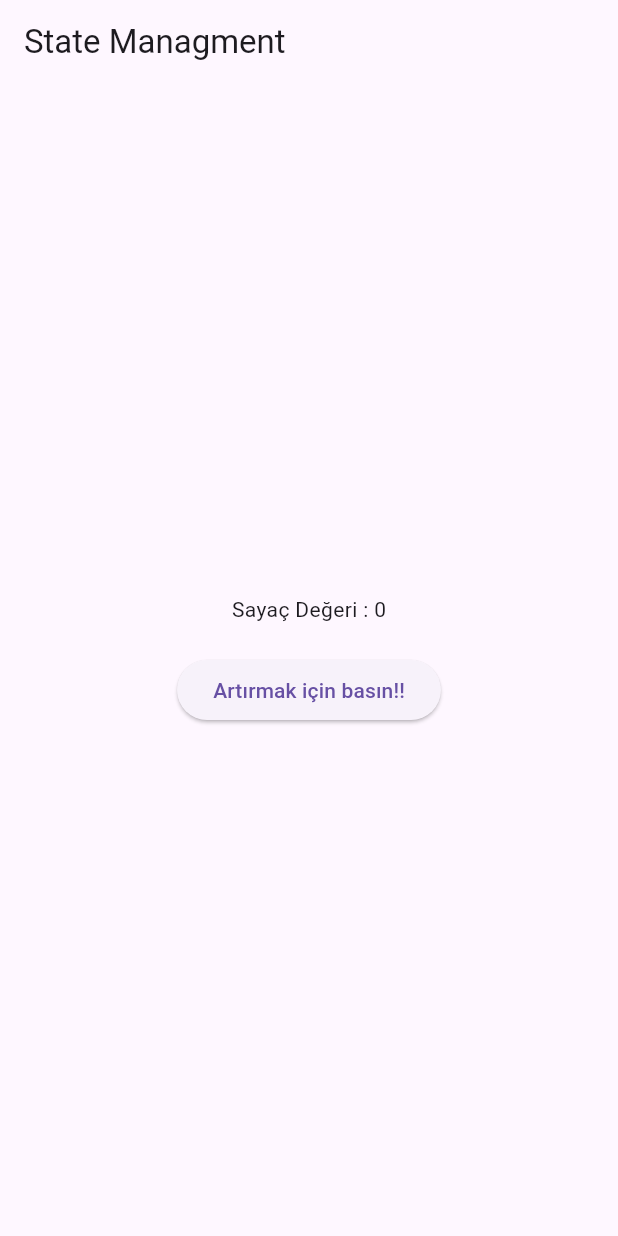
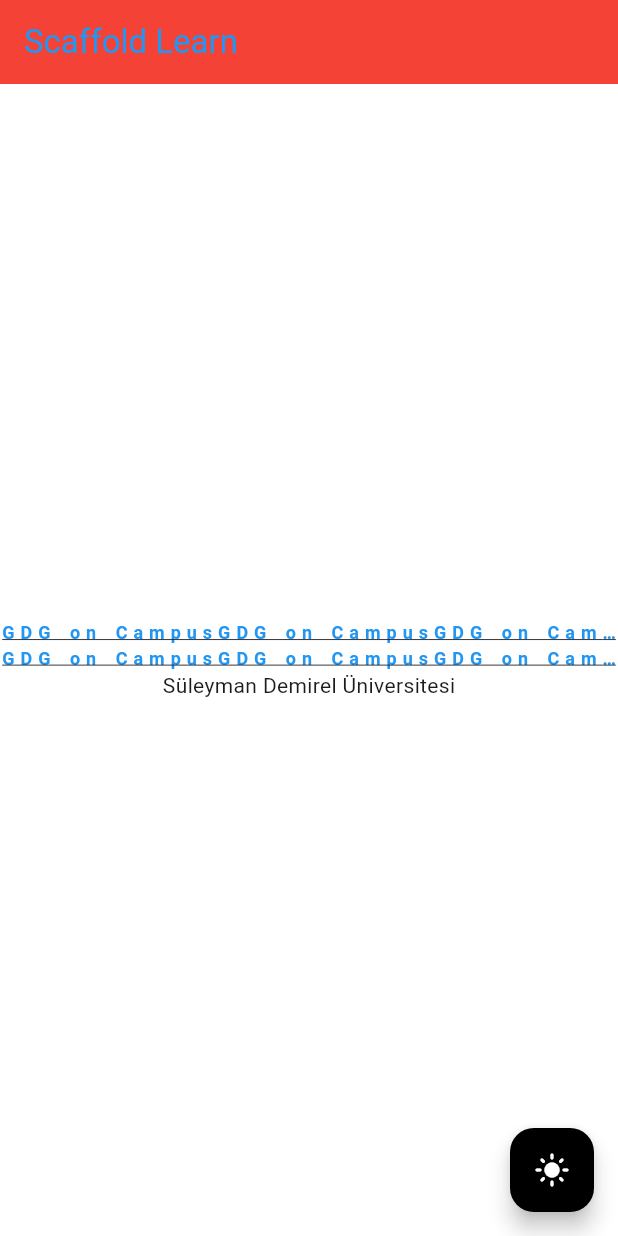
Before and after one commit to Omerylmz00/flutter_team, a Flutter app: the screen it shows after launch, on a phone screen of 412 x 824 dp. Run offline on Flutter 3.47's test engine with Material 3 defaults, Android fonts, the phone set to English and light mode, and no system bars.

Commit message:
4.video Kodları(6 Aralık)

```diff
--- /dev/null
+++ b/lib/101/scaffold_learn.dart
@@ -0,0 +1,77 @@
+import 'package:flutter/material.dart';
+
+class ScaffoldLearn extends StatefulWidget {
+  const ScaffoldLearn({super.key});
+
+  @override
+  State<ScaffoldLearn> createState() => _ScaffoldLearnState();
+}
+
+class _ScaffoldLearnState extends State<ScaffoldLearn> {
+  bool isDarkMode = false; // Temel Durum : Açık Mod
+
+  void changeColors(){
+    setState(() {
+      isDarkMode = !isDarkMode;
+    });
+  }
+  @override
+  Widget build(BuildContext context) {
+    return Scaffold(
+      backgroundColor: isDarkMode ? Colors.black : Colors.white,
+      appBar: AppBar(
+        title: Text(
+            'Scaffold Learn',
+            style: TextStyle(
+              color: isDarkMode ? Colors.white : Colors.blue,
+            ),
+        ),
+        backgroundColor: isDarkMode ? Colors.black : Colors.red,
+      ),
+      body:  Center(
+        child: Column(
+          mainAxisAlignment: MainAxisAlignment.center,
+          children: [
+            Text(
+                'GDG on CampusGDG on CampusGDG on Campus',
+                overflow: TextOverflow.ellipsis,
+                maxLines: 1,
+                textAlign: TextAlign.center,
+                style: ProjectStyles.textStyle,
+            ),
+            Text(
+              'GDG on CampusGDG on CampusGDG on Campus',
+              overflow: TextOverflow.ellipsis,
+              maxLines: 1,
+              textAlign: TextAlign.center,
+              style: ProjectStyles.textStyle
+            ),
+            Text(
+                'Süleyman Demirel Üniversitesi'
+
+            ),
+          ],
+        ),
+      ),
+      floatingActionButton: FloatingActionButton(
+        onPressed: () {
+          changeColors();
+        },
+        child: Icon(Icons.light_mode_rounded),
+        backgroundColor: isDarkMode ? Colors.white : Colors.black,
+        foregroundColor: isDarkMode ? Colors.black : Colors.white,
+      ),
+    );
+  }
+}
+
+class ProjectStyles {
+  static TextStyle textStyle = const TextStyle(
+    decoration: TextDecoration.underline,
+    color: Colors.blue,
+    fontWeight: FontWeight.bold,
+    fontSize: 12,
+    letterSpacing: 4,
+    wordSpacing: 2,
+  );
+}
--- a/lib/main.dart
+++ b/lib/main.dart
@@ -1,5 +1,6 @@
 import 'package:flutter/material.dart';
-import 'package:flutter_series/state_learn.dart';
+import 'package:flutter_series/state/state_learn.dart';
+import '101/scaffold_learn.dart';
 
 void main() {
   runApp(const MyApp());
@@ -12,7 +13,7 @@
   @override
   Widget build(BuildContext context) {
     return  MaterialApp(
-      home: StatelessLearn(),
+      home: ScaffoldLearn(),
     );
   }
 }
```
Also changed, not shown: lib/state/state_learn.dart (renamed from lib/state_learn.dart).
